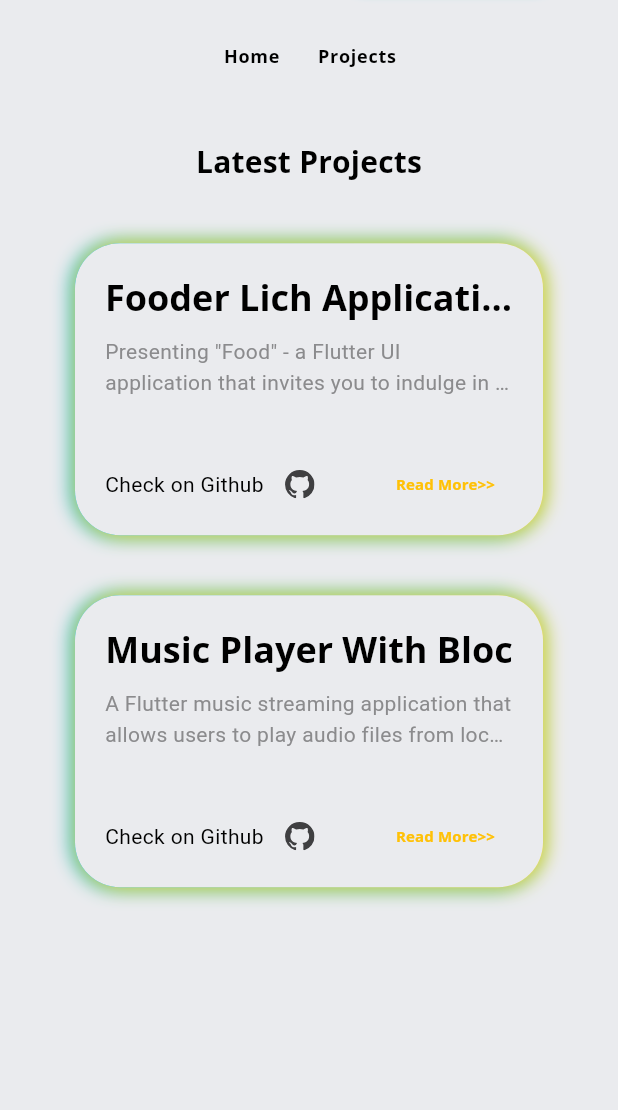
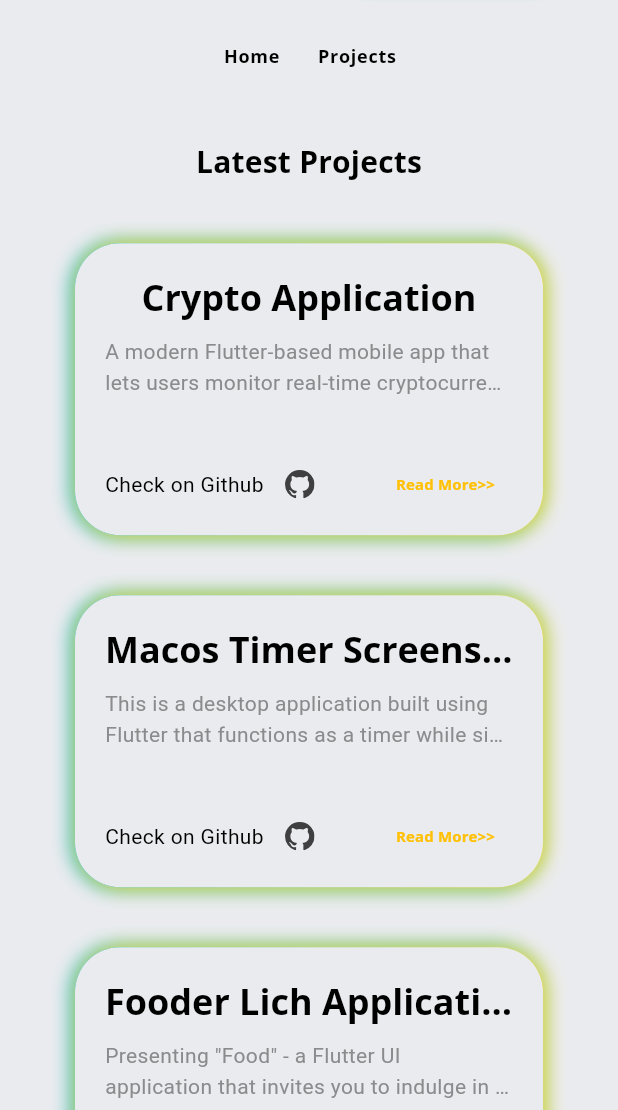
Before and after one commit to nannmon1998/portfolio, a Flutter app: the screen it shows after launch, scrolled down 576 dp, on a phone screen of 412 x 824 dp, the part 126-1236 px from its top. Run offline on Flutter 3.47's test engine with Material 3 defaults, Android fonts, the phone set to English and light mode, and no system bars; our stand-ins replace flutter_svg, font_awesome_flutter, get, google_fonts, photo_view.

Commit message:
add new project

```diff
--- a/lib/main.dart
+++ b/lib/main.dart
@@ -19,8 +19,8 @@ class MyApp extends StatelessWidget {
         textTheme: GoogleFonts.openSansTextTheme(Theme.of(context).textTheme)
             .apply(bodyColor: Colors.white,)
             .copyWith(
-          bodyText1: const TextStyle(color: bodyTextColor),
-          bodyText2: const TextStyle(color: bodyTextColor),
+          bodyLarge: const TextStyle(color: bodyTextColor),
+          bodyMedium: const TextStyle(color: bodyTextColor),
         ),
       ),
 
--- a/lib/model/project_model.dart
+++ b/lib/model/project_model.dart
@@ -8,6 +8,18 @@ class Project {
 }
 
 List<Project> projectList = [
+  Project(
+    'Crypto Application',
+    'A modern Flutter-based mobile app that lets users monitor real-time cryptocurrency prices, trends, and market stats. Built with a focus on speed, usability, and clean architecture.',
+    'assets/images/crypto.png',
+    'https://github.com/nannmon1998/crypto_app.git',
+  ),
+  Project(
+    'Macos Timer Screenshot Headshot Application',
+    'This is a desktop application built using Flutter that functions as a timer while simultaneously capturing screenshots and headshots. The application is designed to showcase Flutter capability on desktop platforms (macOS) and integrates basic multimedia features like camera access and screen capturing.',
+    'assets/images/fooderlich.png',
+    'https://github.com/nannmon1998/flutter_macos_timer_screenshot_application.git',
+  ),
   Project(
     'Fooder Lich Application',
     'Presenting "Food" - a Flutter UI application that invites you to indulge in a delightful coffee adventure. Immerse yourself in the world of rich aroma and flavor as you browse through an exquisite selection of specialty coffees. With a user-friendly interface, exploring different blends and discovering their unique details becomes a delightful experience.',
```
Also changed, not shown: assets/images/crypto.png (added), pubspec.lock.
